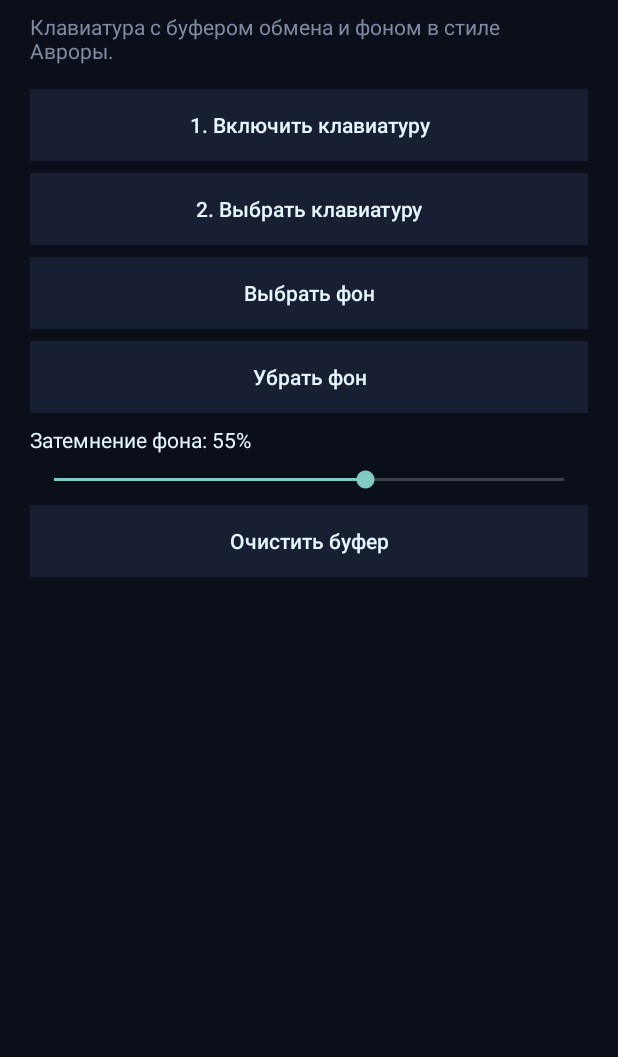
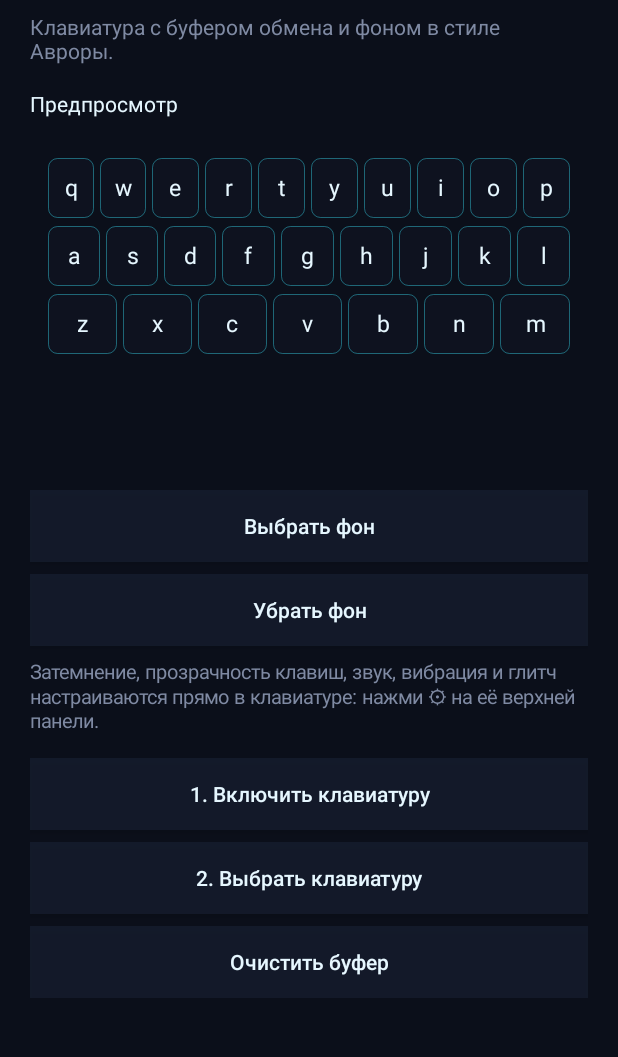
Before and after one commit to pogruzkyseregy-rgb/Av-klav, an Android app: the screen it shows after launch (SettingsActivity), on a phone screen of 412 x 824 dp, the part 110-1167 px from its top. Run offline under Robolectric (Android 15) with nearby library versions, the phone set to English and light mode, and no system bars.

Commit message:
Transparent keys, visual settings panel, feedback, autocap, space cursor, AV icon, stable signing
Co-Authored-By: Claude Haiku 5.5 <noreply@anthropic.com>
Claude-Session: https://claude.ai/code/session_01YSCwTmS4Js7zPYtWajjSqE

```diff
--- a/app/src/main/AndroidManifest.xml
+++ b/app/src/main/AndroidManifest.xml
@@ -1,8 +1,12 @@
 <?xml version="1.0" encoding="utf-8"?>
 <manifest xmlns:android="http://schemas.android.com/apk/res/android">
 
+    <uses-permission android:name="android.permission.VIBRATE" />
+
     <application
         android:label="AvrorA Klav"
+        android:icon="@mipmap/ic_launcher"
+        android:roundIcon="@mipmap/ic_launcher_round"
         android:theme="@style/Theme.Klav">
 
         <service
--- a/app/src/main/java/com/avrora/klav/SettingsActivity.kt
+++ b/app/src/main/java/com/avrora/klav/SettingsActivity.kt
@@ -3,20 +3,22 @@ package com.avrora.klav
 import android.app.Activity
 import android.content.Context
 import android.content.Intent
+import android.graphics.drawable.GradientDrawable
 import android.os.Bundle
 import android.provider.Settings
 import android.util.TypedValue
+import android.view.Gravity
 import android.view.ViewGroup
 import android.view.inputmethod.InputMethodManager
 import android.widget.Button
+import android.widget.FrameLayout
 import android.widget.LinearLayout
 import android.widget.ScrollView
-import android.widget.SeekBar
 import android.widget.TextView
 import android.widget.Toast
 import com.avrora.klav.Colors.CYAN
-import com.avrora.klav.Colors.KEY
 import com.avrora.klav.Colors.MUTED
+import com.avrora.klav.Colors.STROKE
 import com.avrora.klav.Colors.TEXT
 
 class SettingsActivity : Activity() {
@@ -25,9 +27,11 @@ class SettingsActivity : Activity() {
         private const val REQ_BG = 42
     }
 
+    private lateinit var preview: FrameLayout
+    private lateinit var previewKeys: LinearLayout
+
     override fun onCreate(savedInstanceState: Bundle?) {
         super.onCreate(savedInstanceState)
-        val prefs = ClipStore.prefs(this)
 
         val col = LinearLayout(this).apply {
             orientation = LinearLayout.VERTICAL
@@ -37,44 +41,79 @@ class SettingsActivity : Activity() {
         col.addView(styledText("✦ AvrorA Klav", 24f, CYAN))
         col.addView(styledText("Клавиатура с буфером обмена и фоном в стиле Авроры.", 14f, MUTED))
 
+        col.addView(styledText("Предпросмотр", 14f, TEXT))
+        preview = FrameLayout(this)
+        previewKeys = LinearLayout(this).apply {
+            orientation = LinearLayout.VERTICAL
+            setPadding(dp(10), dp(10), dp(10), dp(10))
+        }
+        preview.addView(previewKeys, FrameLayout.LayoutParams(ViewGroup.LayoutParams.MATCH_PARENT, ViewGroup.LayoutParams.MATCH_PARENT))
+        col.addView(
+            preview,
+            LinearLayout.LayoutParams(ViewGroup.LayoutParams.MATCH_PARENT, dp(220)).apply {
+                setMargins(0, dp(6), 0, dp(6))
+            }
+        )
+
+        col.addView(button("Выбрать фон") { pickBackground() })
+        col.addView(button("Убрать фон") {
+            Prefs.setBgUri(this, null)
+            refreshPreview()
+            toast("Фон сброшен")
+        })
+        col.addView(
+            styledText(
+                "Затемнение, прозрачность клавиш, звук, вибрация и глитч настраиваются прямо в клавиатуре: нажми ⚙ на её верхней панели.",
+                13f,
+                MUTED
+            )
+        )
+
         col.addView(button("1. Включить клавиатуру") {
             startActivity(Intent(Settings.ACTION_INPUT_METHOD_SETTINGS))
         })
         col.addView(button("2. Выбрать клавиатуру") {
             (getSystemService(Context.INPUT_METHOD_SERVICE) as InputMethodManager).showInputMethodPicker()
         })
-        col.addView(button("Выбрать фон") { pickBackground() })
-        col.addView(button("Убрать фон") {
-            prefs.edit().remove(ClipStore.PREF_BG).apply()
-            toast("Фон сброшен")
-        })
-
-        val dimLabel = styledText("Затемнение фона: ${prefs.getInt(ClipStore.PREF_DIM, 55)}%", 14f, TEXT)
-        col.addView(dimLabel)
-        col.addView(
-            SeekBar(this).apply {
-                max = 90
-                progress = prefs.getInt(ClipStore.PREF_DIM, 55)
-                setOnSeekBarChangeListener(object : SeekBar.OnSeekBarChangeListener {
-                    override fun onProgressChanged(sb: SeekBar?, p: Int, fromUser: Boolean) {
-                        prefs.edit().putInt(ClipStore.PREF_DIM, p).apply()
-                        dimLabel.text = "Затемнение фона: $p%"
-                    }
-
-                    override fun onStartTrackingTouch(sb: SeekBar?) {}
-
-                    override fun onStopTrackingTouch(sb: SeekBar?) {}
-                })
-            },
-            LinearLayout.LayoutParams(ViewGroup.LayoutParams.MATCH_PARENT, ViewGroup.LayoutParams.WRAP_CONTENT)
-        )
-
         col.addView(button("Очистить буфер") {
             ClipStore.clear(this)
             toast("Буфер очищен")
         })
 
         setContentView(ScrollView(this).apply { addView(col) })
+        refreshPreview()
+    }
+
+    override fun onResume() {
+        super.onResume()
+        refreshPreview()
+    }
+
+    /** Показывает фон и образец клавиш так, как они будут выглядеть в клавиатуре. */
+    private fun refreshPreview() {
+        preview.background = Appearance.backgroundDrawable(this, Prefs.bgUri(this), Prefs.dim(this))
+        previewKeys.removeAllViews()
+        val alpha = Prefs.keyAlpha(this)
+        listOf("qwertyuiop", "asdfghjkl", "zxcvbnm").forEach { letters ->
+            val line = LinearLayout(this).apply { orientation = LinearLayout.HORIZONTAL }
+            letters.forEach { ch -> line.addView(sampleKey(ch.toString(), alpha)) }
+            previewKeys.addView(line, LinearLayout.LayoutParams(ViewGroup.LayoutParams.MATCH_PARENT, ViewGroup.LayoutParams.WRAP_CONTENT))
+        }
+    }
+
+    private fun sampleKey(label: String, alpha: Int): TextView = TextView(this).apply {
+        text = label
+        gravity = Gravity.CENTER
+        setTextColor(TEXT)
+        textSize = 15f
+        background = GradientDrawable().apply {
+            cornerRadius = dp(6).toFloat()
+            setColor(Appearance.keyFill(alpha))
+            setStroke(dp(1), STROKE)
+        }
+        layoutParams = LinearLayout.LayoutParams(0, dp(40), 1f).apply {
+            setMargins(dp(2), dp(3), dp(2), dp(3))
+        }
     }
 
     private fun pickBackground() {
@@ -94,9 +133,10 @@ class SettingsActivity : Activity() {
             // Сохраняем доступ к файлу, чтобы фон работал после перезапуска телефона.
             contentResolver.takePersistableUriPermission(uri, Intent.FLAG_GRANT_READ_URI_PERMISSION)
         } catch (e: SecurityException) {
-            // Провайдер не поддерживает постоянный доступ, фон будет работать до перезапуска.
+            // Провайдер не даёт постоянный доступ: фон сохранится до перезапуска.
         }
-        ClipStore.prefs(this).edit().putString(ClipStore.PREF_BG, uri.toString()).apply()
+        Prefs.setBgUri(this, uri.toString())
+        refreshPreview()
         toast("Фон установлен")
     }
 
@@ -105,7 +145,7 @@ class SettingsActivity : Activity() {
             text = label
             isAllCaps = false
             setTextColor(TEXT)
-            setBackgroundColor(KEY)
+            setBackgroundColor(Appearance.keyFill(60))
             setOnClickListener { onClick() }
             layoutParams = LinearLayout.LayoutParams(
                 ViewGroup.LayoutParams.MATCH_PARENT,
--- a/app/src/main/java/com/avrora/klav/Store.kt
+++ b/app/src/main/java/com/avrora/klav/Store.kt
@@ -1,13 +1,24 @@
 package com.avrora.klav
 
 import android.content.Context
+import android.graphics.Bitmap
+import android.graphics.BitmapFactory
+import android.graphics.Canvas
+import android.graphics.Color
+import android.graphics.ColorFilter
+import android.graphics.Paint
+import android.graphics.PixelFormat
+import android.graphics.Rect
+import android.graphics.RectF
+import android.graphics.drawable.ColorDrawable
+import android.graphics.drawable.Drawable
+import android.net.Uri
 import org.json.JSONArray
 import org.json.JSONObject
 
 /** Палитра в стиле Авроры: тёмный фон, неоновый циан и розовый акцент. */
 internal object Colors {
     val BG = 0xFF0B0F1A.toInt()
-    val KEY = 0xE61A2236.toInt()
     val STROKE = 0x663EE8FF.toInt()
     val CYAN = 0xFF3EE8FF.toInt()
     val PINK = 0xFFFF4FD8.toInt()
@@ -15,21 +26,78 @@ internal object Colors {
     val MUTED = 0xFF7F8AA3.toInt()
 }
 
+/** Все пользовательские настройки. */
+object Prefs {
+    private const val NAME = "avrora_klav"
+
+    fun file(ctx: Context) = ctx.getSharedPreferences(NAME, Context.MODE_PRIVATE)
+
+    fun bgUri(ctx: Context): String? = file(ctx).getString("bg_uri", null)
+    fun setBgUri(ctx: Context, v: String?) = file(ctx).edit().putString("bg_uri", v).apply()
+
+    /** Затемнение фона, 0..90 процентов. */
+    fun dim(ctx: Context): Int = file(ctx).getInt("bg_dim", 55)
+    fun setDim(ctx: Context, v: Int) = file(ctx).edit().putInt("bg_dim", v).apply()
+
+    /** Непрозрачность заливки клавиш, 0..100 процентов. 0 — полностью прозрачные. */
+    fun keyAlpha(ctx: Context): Int = file(ctx).getInt("key_alpha", 20)
+    fun setKeyAlpha(ctx: Context, v: Int) = file(ctx).edit().putInt("key_alpha", v).apply()
+
+    fun sound(ctx: Context): Boolean = file(ctx).getBoolean("sfx", true)
+    fun setSound(ctx: Context, v: Boolean) = file(ctx).edit().putBoolean("sfx", v).apply()
+
+    fun haptic(ctx: Context): Boolean = file(ctx).getBoolean("haptic", true)
+    fun setHaptic(ctx: Context, v: Boolean) = file(ctx).edit().putBoolean("haptic", v).apply()
+
+    fun glitch(ctx: Context): Boolean = file(ctx).getBoolean("glitch", true)
+    fun setGlitch(ctx: Context, v: Boolean) = file(ctx).edit().putBoolean("glitch", v).apply()
+
+    fun autoCap(ctx: Context): Boolean = file(ctx).getBoolean("autocap", true)
+    fun setAutoCap(ctx: Context, v: Boolean) = file(ctx).edit().putBoolean("autocap", v).apply()
+}
+
+/** Общие правила оформления, которые используют клавиатура и экран настроек. */
+object Appearance {
+    private var cachedUri: String? = null
+    private var cachedBitmap: Bitmap? = null
+
+    /** Заливка клавиши: тот же тёмно-синий, но с настраиваемой непрозрачностью. */
+    fun keyFill(alpha: Int): Int = Color.argb(alpha * 255 / 100, 26, 34, 54)
+
+    fun bitmap(ctx: Context, uri: String?): Bitmap? {
+        if (uri == null) {
+            cachedUri = null
+            cachedBitmap = null
+            return null
+        }
+        if (uri == cachedUri) return cachedBitmap
+        val bmp = try {
+            ctx.contentResolver.openInputStream(Uri.parse(uri))?.use { stream ->
+                BitmapFactory.decodeStream(stream, null, BitmapFactory.Options().apply { inSampleSize = 2 })
+            }
+        } catch (e: Exception) {
+            null
+        }
+        cachedUri = uri
+        cachedBitmap = bmp
+        return bmp
+    }
+
+    fun backgroundDrawable(ctx: Context, uri: String?, dim: Int): Drawable {
+        val bmp = bitmap(ctx, uri) ?: return ColorDrawable(Colors.BG)
+        return CropDrawable(bmp, Color.argb(dim * 255 / 100, 11, 15, 26))
+    }
+}
+
 data class Clip(val text: String, val pinned: Boolean)
 
-/** Хранилище буфера обмена и настроек (SharedPreferences + JSON). */
+/** История буфера обмена (JSON в SharedPreferences). */
 object ClipStore {
-    private const val PREFS = "avrora_klav"
     private const val KEY_CLIPS = "clips"
     private const val MAX_UNPINNED = 60
 
-    const val PREF_BG = "bg_uri"
-    const val PREF_DIM = "bg_dim"
-
-    fun prefs(ctx: Context) = ctx.getSharedPreferences(PREFS, Context.MODE_PRIVATE)
-
     fun load(ctx: Context): MutableList<Clip> {
-        val raw = prefs(ctx).getString(KEY_CLIPS, null) ?: return mutableListOf()
+        val raw = Prefs.file(ctx).getString(KEY_CLIPS, null) ?: return mutableListOf()
         return try {
             val arr = JSONArray(raw)
             MutableList(arr.length()) { i ->
@@ -44,7 +112,7 @@ object ClipStore {
     private fun save(ctx: Context, clips: List<Clip>) {
         val arr = JSONArray()
         clips.forEach { arr.put(JSONObject().put("t", it.text).put("p", it.pinned)) }
-        prefs(ctx).edit().putString(KEY_CLIPS, arr.toString()).apply()
+        Prefs.file(ctx).edit().putString(KEY_CLIPS, arr.toString()).apply()
     }
 
     /** Добавляет скопированный текст наверх. Закреплённые записи не теряются. */
@@ -71,6 +139,33 @@ object ClipStore {
     }
 
     fun clear(ctx: Context) {
-        prefs(ctx).edit().remove(KEY_CLIPS).apply()
+        Prefs.file(ctx).edit().remove(KEY_CLIPS).apply()
     }
 }
+
+/** Рисует картинку по центру с заполнением (как CENTER_CROP) и затемнением поверх. */
+internal class CropDrawable(private val bmp: Bitmap, dimColor: Int) : Drawable() {
+    private val paint = Paint(Paint.FILTER_BITMAP_FLAG)
+    private val dimPaint = Paint().apply { color = dimColor }
+    private val src = Rect(0, 0, bmp.width, bmp.height)
+    private val dst = RectF()
+
+    override fun draw(canvas: Canvas) {
+        val b = bounds
+        if (b.isEmpty) return
+        val scale = maxOf(b.width().toFloat() / bmp.width, b.height().toFloat() / bmp.height)
+        val w = bmp.width * scale
+        val h = bmp.height * scale
+        val left = b.left + (b.width() - w) / 2f
+        val top = b.top + (b.height() - h) / 2f
+        dst.set(left, top, left + w, top + h)
+        canvas.drawBitmap(bmp, src, dst, paint)
+        canvas.drawRect(b, dimPaint)
+    }
+
+    override fun setAlpha(alpha: Int) {}
+
+    override fun setColorFilter(colorFilter: ColorFilter?) {}
+
+    override fun getOpacity(): Int = PixelFormat.TRANSLUCENT
+}
```
Also changed, not shown: app/build.gradle.kts (+21 -2 lines), app/src/main/java/com/avrora/klav/KlavService.kt (+232 -94 lines), app/src/main/res/mipmap-hdpi/ic_launcher.png (added), app/src/main/res/mipmap-hdpi/ic_launcher_round.png (added), app/src/main/res/mipmap-mdpi/ic_launcher.png (added), app/src/main/res/mipmap-mdpi/ic_launcher_round.png (added), app/src/main/res/mipmap-xhdpi/ic_launcher.png (added), app/src/main/res/mipmap-xhdpi/ic_launcher_round.png (added), app/src/main/res/mipmap-xxhdpi/ic_launcher.png (added), app/src/main/res/mipmap-xxhdpi/ic_launcher_round.png (added), app/src/main/res/mipmap-xxxhdpi/ic_launcher.png (added), app/src/main/res/mipmap-xxxhdpi/ic_launcher_round.png (added), 3 other files.
